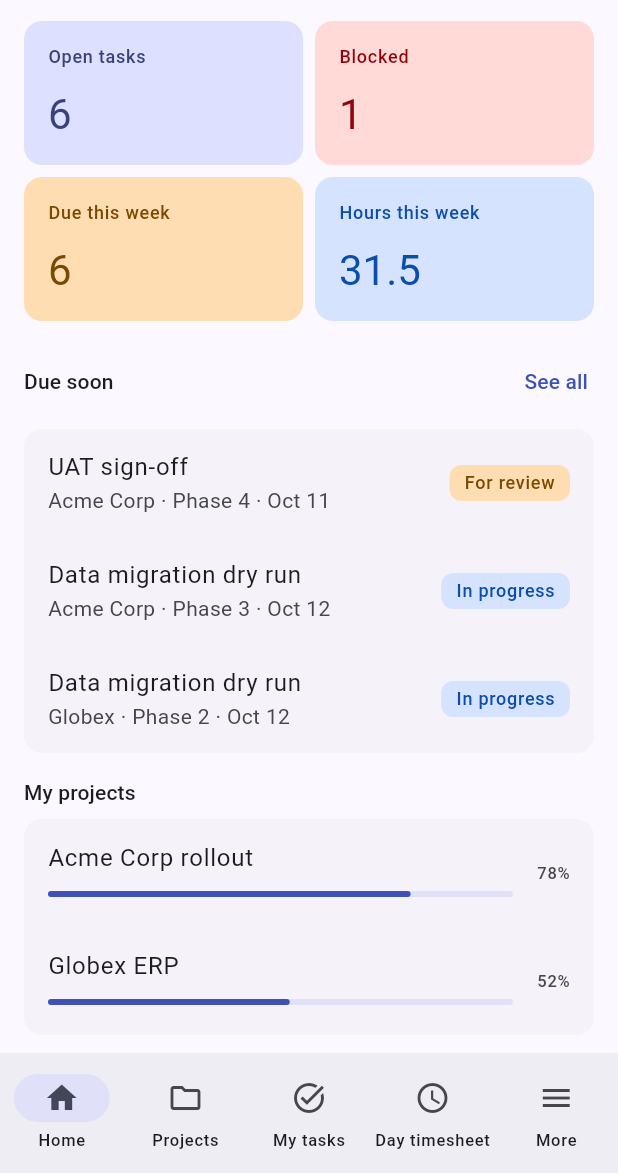
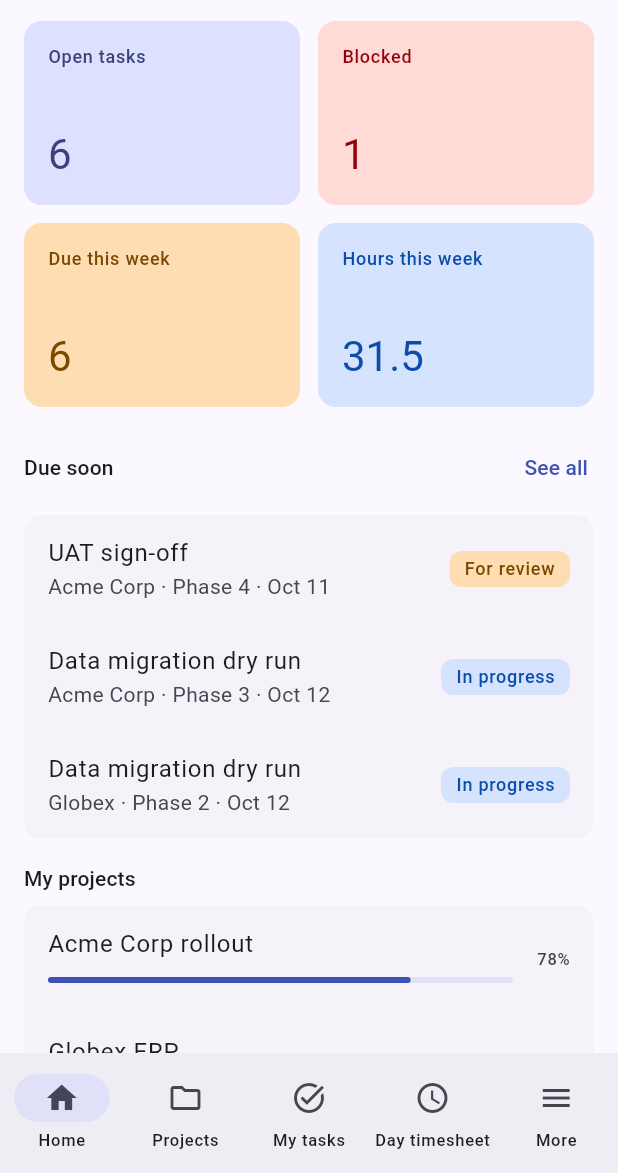
Before and after one commit to jomersonnazaire/Project-Management, a Flutter app: the HomeScreen screen opened by its route, on a phone screen of 412 x 824 dp, the part 63-1236 px from its top. Run offline on Flutter 3.47's test engine with Material 3 defaults, Android fonts, the phone set to English and light mode, and no system bars; our stand-ins replace file_picker, flutter_riverpod, flutter_svg, go_router.

Commit message:
fix(mobile): shared KPI grid for Home task KPIs and Portfolio; aligned headers; Home goldens

```diff
--- a/mobile/lib/ui/screens/home_screens.dart
+++ b/mobile/lib/ui/screens/home_screens.dart
@@ -14,6 +14,7 @@ import '../../theme/app_theme.dart';
 import '../../state/v2_providers.dart';
 import '../widgets/brand.dart';
 import '../widgets/common.dart';
+import '../widgets/kpi.dart';
 
 class HomeScreen extends ConsumerWidget {
   const HomeScreen({super.key});
@@ -76,27 +77,27 @@ class HomeScreen extends ConsumerWidget {
                   children: [
                     Padding(
                       padding: const EdgeInsets.symmetric(horizontal: Space.m),
-                      child: _KpiGrid(
+                      child: KpiGrid(
                         children: [
-                          _Kpi(
+                          KpiCard(
                             'Open tasks',
                             '${d.open}',
                             s.primaryContainer,
                             s.onPrimaryContainer,
                           ),
-                          _Kpi(
+                          KpiCard(
                             'Blocked',
                             '${d.blocked}',
                             sc.blocked.container,
                             sc.blocked.onContainer,
                           ),
-                          _Kpi(
+                          KpiCard(
                             'Due this week',
                             '${d.dueThisWeek}',
                             sc.forReview.container,
                             sc.forReview.onContainer,
                           ),
-                          _Kpi(
+                          KpiCard(
                             'Hours this week',
                             fmtHours(d.hours),
                             sc.inProgress.container,
@@ -172,38 +173,6 @@ class HomeScreen extends ConsumerWidget {
       ),
     );
   }
-}
-
-class _Kpi extends StatelessWidget {
-  const _Kpi(this.label, this.value, this.bg, this.fg);
-  final String label, value;
-  final Color bg, fg;
-  @override
-  Widget build(BuildContext context) => Card(
-    color: bg,
-    child: ConstrainedBox(
-      constraints: const BoxConstraints(minHeight: 96),
-      child: Padding(
-        padding: const EdgeInsets.all(Space.m),
-        child: Column(
-          crossAxisAlignment: CrossAxisAlignment.start,
-          mainAxisAlignment: MainAxisAlignment.spaceBetween,
-          children: [
-            Text(
-              label,
-              style: Theme.of(context).textTheme.labelMedium
-                  ?.copyWith(color: fg),
-            ),
-            Text(
-              value,
-              style: Theme.of(context).textTheme.headlineMedium
-                  ?.copyWith(color: fg),
-            ),
-          ],
-        ),
-      ),
-    ),
-  );
 }
 
 /// Compact task row used on Home and My tasks.
@@ -663,36 +632,6 @@ class MoreScreen extends ConsumerWidget {
 }
 
 /// 2-column KPI grid whose rows grow with text scale (no fixed aspect ratio).
-class _KpiGrid extends StatelessWidget {
-  const _KpiGrid({required this.children});
-  final List<Widget> children;
-  @override
-  Widget build(BuildContext context) => Column(
-    children: [
-      for (var i = 0; i < children.length; i += 2)
-        Padding(
-          padding: EdgeInsets.only(
-            bottom: i + 2 < children.length ? Space.s : 0,
-          ),
-          child: IntrinsicHeight(
-            child: Row(
-              crossAxisAlignment: CrossAxisAlignment.stretch,
-              children: [
-                Expanded(child: children[i]),
-                const SizedBox(width: Space.s),
-                Expanded(
-                  child: i + 1 < children.length
-                      ? children[i + 1]
-                      : const SizedBox(),
-                ),
-              ],
-            ),
-          ),
-        ),
-    ],
-  );
-}
-
 /// Where a notification opens in the app. Web links from the API are mapped to mobile routes.
 String? notificationTarget(AppNotification n) {
   if (n.taskId != null) return '/tasks/${n.taskId}';
--- /dev/null
+++ b/mobile/lib/ui/widgets/kpi.dart
@@ -0,0 +1,81 @@
+import 'package:flutter/material.dart';
+
+/// Shared KPI tile (Home task KPIs and Portfolio): 12dp radius from the card theme,
+/// labelMedium label over a headlineMedium value.
+class KpiCard extends StatelessWidget {
+  const KpiCard(this.label, this.value, this.bg, this.fg, {super.key});
+  final String label, value;
+  final Color bg, fg;
+  @override
+  Widget build(BuildContext context) {
+    final t = Theme.of(context).textTheme;
+    return Card(
+      color: bg,
+      margin: EdgeInsets.zero,
+      shape: RoundedRectangleBorder(
+        borderRadius: BorderRadius.circular(KpiGrid.radius),
+      ),
+      child: Padding(
+        padding: const EdgeInsets.all(KpiGrid.inner),
+        child: Column(
+          crossAxisAlignment: CrossAxisAlignment.start,
+          mainAxisAlignment: MainAxisAlignment.spaceBetween,
+          children: [
+            Text(label, style: t.labelMedium?.copyWith(color: fg)),
+            const SizedBox(height: 8),
+            Text(value, style: t.headlineMedium?.copyWith(color: fg)),
+          ],
+        ),
+      ),
+    );
+  }
+}
+
+/// Shared KPI grid: 2 columns (1 at large text), [gap] on both axes and a minimum
+/// height from [aspectRatio] so both sections look identical. Callers sit inside the 16dp
+/// page inset ([pagePadding]).
+class KpiGrid extends StatelessWidget {
+  const KpiGrid({super.key, required this.children});
+  final List<Widget> children;
+  static const pagePadding = 16.0, gap = 12.0, radius = 12.0, inner = 16.0;
+  static const aspectRatio = 1.5;
+
+  @override
+  Widget build(BuildContext context) {
+    final cols = MediaQuery.textScalerOf(context).scale(10) > 15 ? 1 : 2;
+    return LayoutBuilder(
+      builder: (context, c) {
+        final w = (c.maxWidth - gap * (cols - 1)) / cols;
+        return Column(
+          key: const Key('kpiGrid'),
+          children: [
+            for (var i = 0; i < children.length; i += cols)
+              Padding(
+                padding: EdgeInsets.only(top: i == 0 ? 0 : gap),
+                child: IntrinsicHeight(
+                  child: Row(
+                    crossAxisAlignment: CrossAxisAlignment.stretch,
+                    children: [
+                      for (var j = i; j < i + cols; j++) ...[
+                        if (j > i) const SizedBox(width: gap),
+                        Expanded(
+                          child: ConstrainedBox(
+                            constraints: BoxConstraints(
+                              minHeight: w / aspectRatio,
+                            ),
+                            child: j < children.length
+                                ? children[j]
+                                : const SizedBox(),
+                          ),
+                        ),
+                      ],
+                    ],
+                  ),
+                ),
+              ),
+          ],
+        );
+      },
+    );
+  }
+}
```
Also changed, not shown: mobile/lib/ui/v3/insights.dart (+20 -52 lines), 10 other files.
